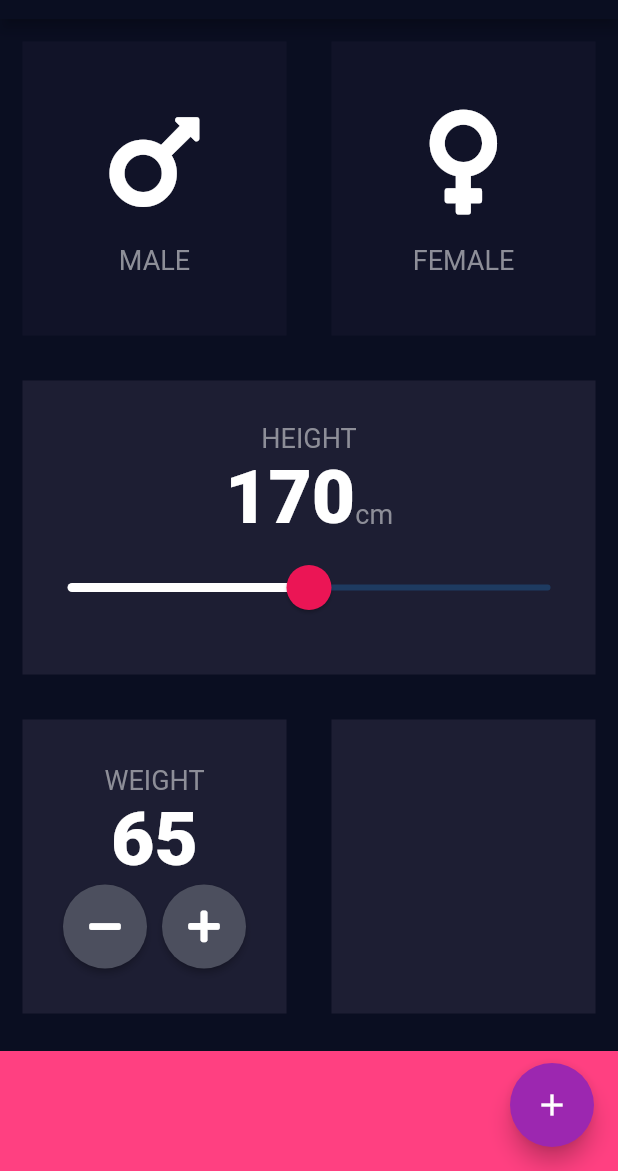
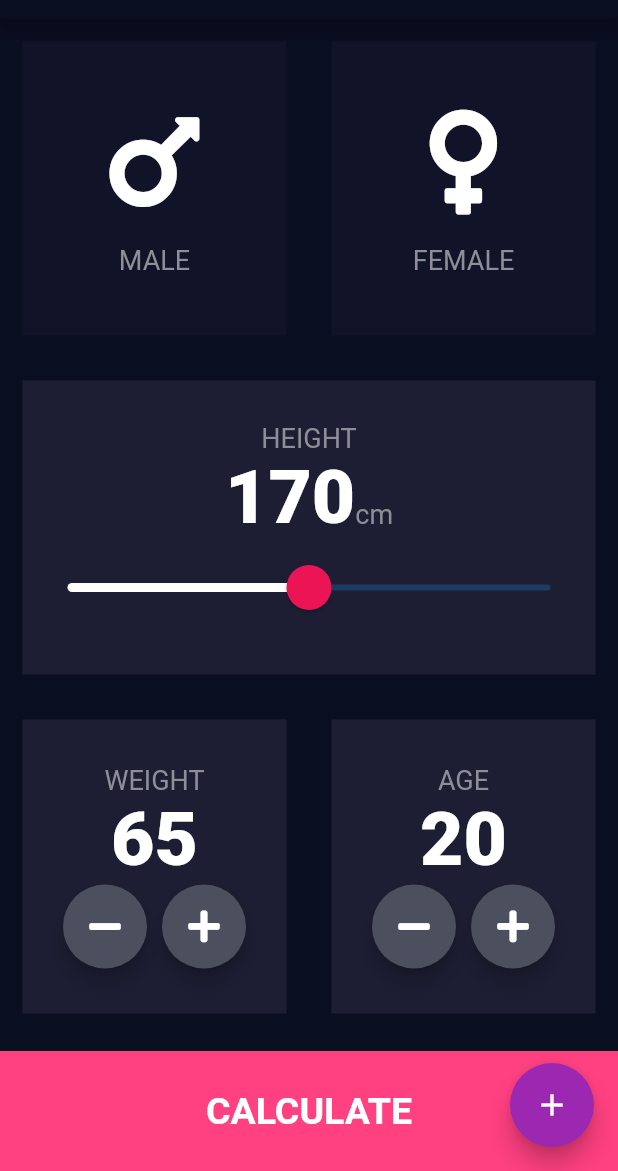
Before and after one commit to Akito-n/BMI_Calculator_flutter, a Flutter app: the screen it shows after launch, on a phone screen of 412 x 824 dp, the part 65-1236 px from its top. Run offline on Flutter 3.47's test engine with Material 2 defaults, Android fonts, the phone set to English and light mode, and no system bars; our stand-ins replace font_awesome_flutter.

Commit message:
wip ファイル訳

```diff
--- /dev/null
+++ b/lib/components/BarButton.dart
@@ -0,0 +1,28 @@
+import 'package:flutter/material.dart';
+import 'package:flutter_bmi_clulc/utility/constant.dart';
+
+class BarButton extends StatelessWidget {
+  const BarButton({Key key, @required this.title, @required this.onTap})
+      : super(key: key);
+
+  final String title;
+  final Function onTap;
+
+  @override
+  Widget build(BuildContext context) {
+    return GestureDetector(
+      onTap: onTap,
+      child: Container(
+        height: kBottomHeight,
+        alignment: Alignment.center,
+        child: Text(
+          title,
+          style: TextStyle(
+              color: Colors.white, fontWeight: FontWeight.bold, fontSize: 25.0),
+        ),
+        margin: EdgeInsets.only(top: 10.0),
+        color: Colors.pinkAccent,
+      ),
+    );
+  }
+}
--- a/lib/main.dart
+++ b/lib/main.dart
@@ -1,6 +1,7 @@
 import 'package:flutter/material.dart';
+import 'package:flutter_bmi_clulc/screens//result_page.dart';
 
-import 'pages/input_page.dart';
+import 'screens//input_page.dart';
 
 void main() => runApp(BMICalculator());
 
@@ -8,7 +9,11 @@ class BMICalculator extends StatelessWidget {
   @override
   Widget build(BuildContext context) {
     return MaterialApp(
-      home: InputPage(),
+      initialRoute: '/',
+      routes: {
+        '/': (context) => InputPage(),
+        'result': (context) => ResultPage()
+      },
       theme: ThemeData.dark().copyWith(
         primaryColor: Color(0xFF0A0E21),
         scaffoldBackgroundColor: Color(0xFF0A0E21),
--- a/lib/pages/input_page.dart
+++ b/lib/screens/input_page.dart
@@ -1,6 +1,7 @@
 import 'package:flutter/material.dart';
 import 'package:flutter_bmi_clulc/Components/icon_content.dart';
 import 'package:flutter_bmi_clulc/Components/reusable_card.dart';
+import 'package:flutter_bmi_clulc/components/BarButton.dart';
 import 'package:flutter_bmi_clulc/utility/constant.dart';
 import 'package:font_awesome_flutter/font_awesome_flutter.dart';
 
@@ -15,6 +16,7 @@ class _InputPageState extends State<InputPage> {
   GenderType selectedGender;
   int height = 170;
   int weight = 65;
+  int age = 20;
 
   @override
   Widget build(BuildContext context) {
@@ -151,15 +153,44 @@ class _InputPageState extends State<InputPage> {
                 Expanded(
                   child: ReusableCard(
                     boxColor: kActiveBoxColor,
+                    childWidget: Column(
+                      mainAxisAlignment: MainAxisAlignment.center,
+                      children: [
+                        Text('AGE', style: kLabelTextStyle),
+                        Text(age.toString(), style: kNumberTextStyle),
+                        Row(
+                          mainAxisAlignment: MainAxisAlignment.center,
+                          children: [
+                            RoundIconButton(
+                                icon: FontAwesomeIcons.minus,
+                                handlePress: () {
+                                  setState(() {
+                                    age--;
+                                  });
+                                }),
+                            SizedBox(width: 10.0),
+                            RoundIconButton(
+                              icon: FontAwesomeIcons.plus,
+                              handlePress: () {
+                                setState(() {
+                                  age++;
+                                });
+                              },
+                            ),
+                          ],
+                        )
+                      ],
+                    ),
                   ),
                 ),
               ],
             ),
           ),
-          Container(
-            height: kBottomHeight,
-            margin: EdgeInsets.only(top: 10.0),
-            color: Colors.pinkAccent,
+          BarButton(
+            title: 'CALCULATE',
+            onTap: () {
+              Navigator.pushNamed(context, 'result');
+            },
           )
         ],
       ),
@@ -186,6 +217,7 @@ class RoundIconButton extends StatelessWidget {
     return RawMaterialButton(
       child: Icon(icon),
       onPressed: handlePress,
+      elevation: 5.0,
       constraints: BoxConstraints.tightFor(width: 56, height: 56),
       shape: CircleBorder(),
       fillColor: Color(0xFF4C4F5E),
--- a/lib/utility/constant.dart
+++ b/lib/utility/constant.dart
@@ -9,3 +9,4 @@ const kFontSize = 18.0;
 const kTextColor = Color(0xFF8D8E98);
 const kLabelTextStyle = TextStyle(fontSize: 18.0, color: Color(0xFF8D8E98));
 const kNumberTextStyle = TextStyle(fontSize: 50.0, fontWeight: FontWeight.w900);
+const kTitleTextStyle = TextStyle(fontSize: 50.0, fontWeight: FontWeight.bold);
```
Also changed, not shown: lib/screens/result_page.dart (added, +49 -0 lines).
